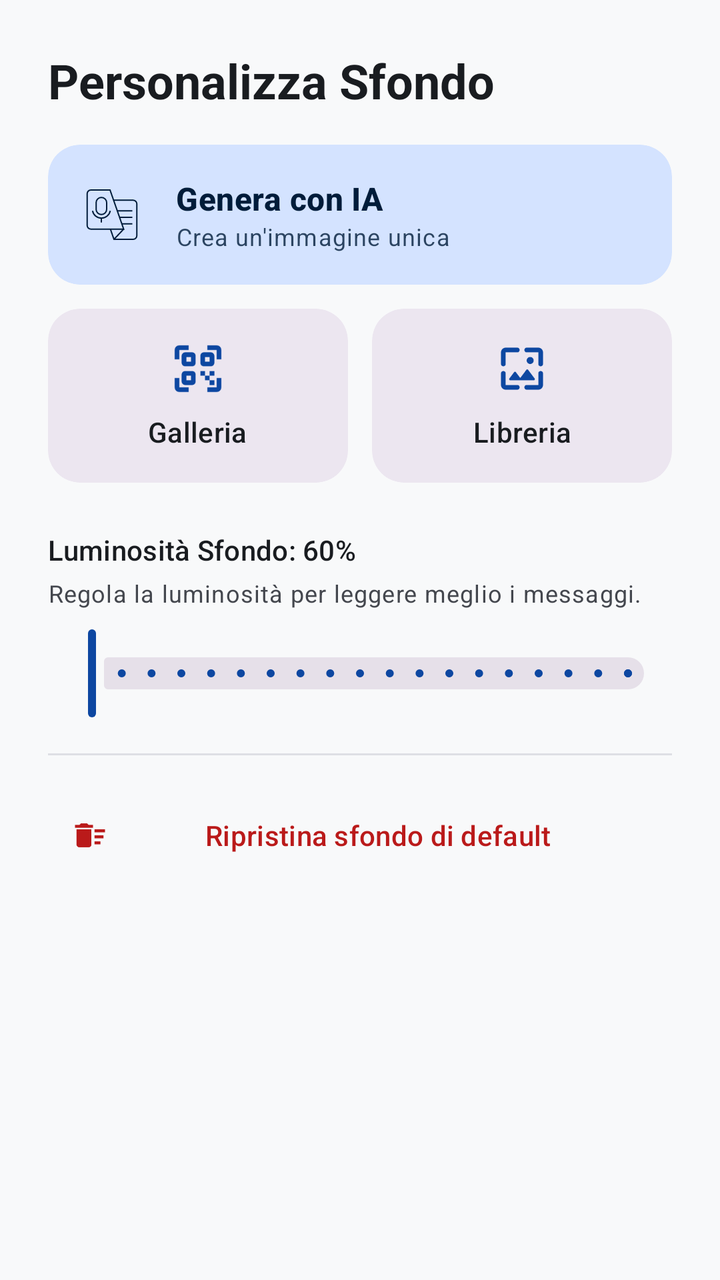
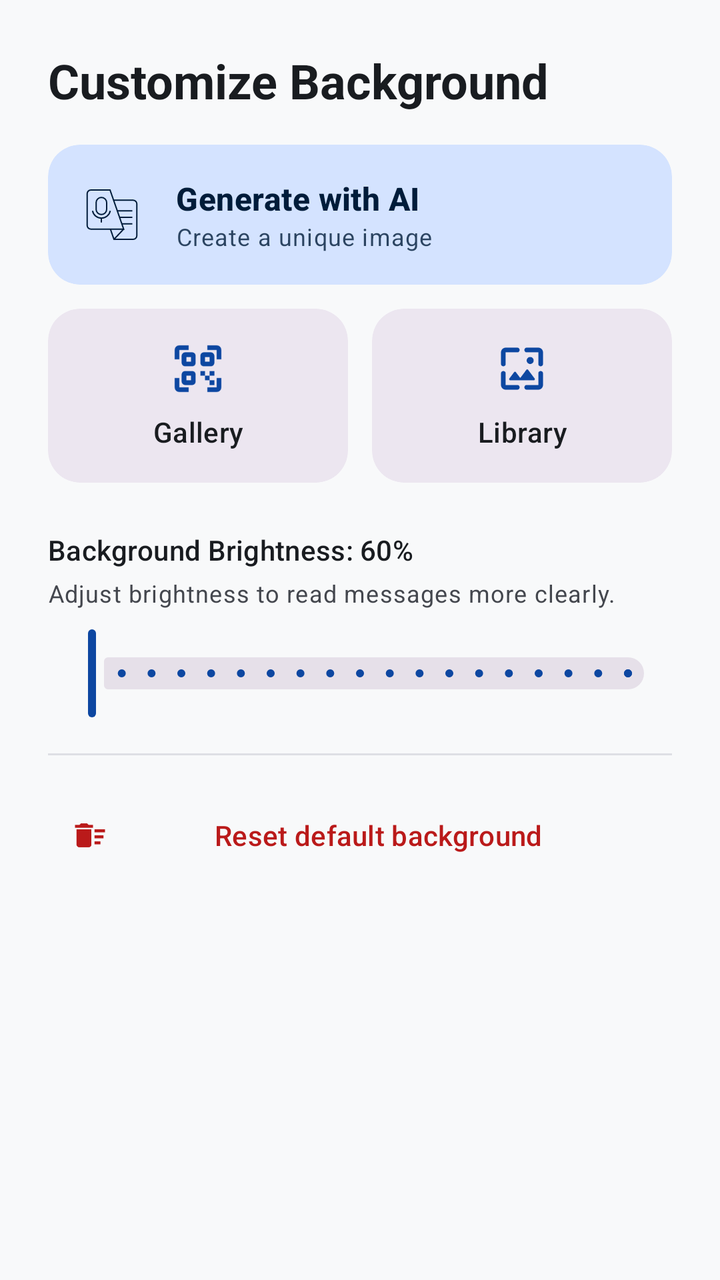

The first picture is an Android layout as it rendered before a commit; the second is the same layout after the commit. The layout source and the unified diff follow.
<!-- AndroidManifest.xml: application theme Theme.CryptionChat -->
<!-- res/layout/dialog_background_settings.xml -->
<?xml version="1.0" encoding="utf-8"?>

<LinearLayout xmlns:android="http://schemas.android.com/apk/res/android"
    xmlns:app="http://schemas.android.com/apk/res-auto"
    xmlns:tools="http://schemas.android.com/tools"
    android:layout_width="match_parent"
    android:layout_height="wrap_content"
    android:orientation="vertical"
    android:padding="24dp">

    <TextView
        android:layout_width="wrap_content"
        android:layout_height="wrap_content"
        android:text="Personalizza Sfondo"
        android:textAppearance="?attr/textAppearanceHeadlineSmall"
        android:textColor="?attr/colorOnSurface"
        android:textStyle="bold"
        android:layout_marginBottom="16dp"/>

    
    <com.google.android.material.card.MaterialCardView
        android:id="@+id/option_ai_generator"
        android:layout_width="match_parent"
        android:layout_height="wrap_content"
        android:layout_marginBottom="12dp"
        android:clickable="true"
        android:focusable="true"
        app:cardBackgroundColor="?attr/colorPrimaryContainer"
        app:cardCornerRadius="16dp"
        app:cardElevation="0dp"
        app:strokeWidth="0dp">

        <LinearLayout
            android:layout_width="match_parent"
            android:layout_height="wrap_content"
            android:orientation="horizontal"
            android:gravity="center_vertical"
            android:padding="16dp">

            <ImageView
                android:layout_width="32dp"
                android:layout_height="32dp"
                android:src="@drawable/ic_transcribe"
                app:tint="?attr/colorOnPrimaryContainer"
                android:layout_marginEnd="16dp"/>

            <LinearLayout
                android:layout_width="0dp"
                android:layout_height="wrap_content"
                android:layout_weight="1"
                android:orientation="vertical">
                <TextView
                    android:layout_width="wrap_content"
                    android:layout_height="wrap_content"
                    android:text="Genera con IA"
                    android:textStyle="bold"
                    android:textAppearance="?attr/textAppearanceTitleMedium"
                    android:textColor="?attr/colorOnPrimaryContainer"/>
                <TextView
                    android:layout_width="wrap_content"
                    android:layout_height="wrap_content"
                    android:text="Crea un'immagine unica"
                    android:textAppearance="?attr/textAppearanceBodySmall"
                    android:textColor="?attr/colorOnPrimaryContainer"
                    android:alpha="0.8"/>
            </LinearLayout>
        </LinearLayout>
    </com.google.android.material.card.MaterialCardView>

    <LinearLayout
        android:layout_width="match_parent"
        android:layout_height="wrap_content"
        android:orientation="horizontal"
        android:baselineAligned="false"
        android:layout_marginBottom="24dp">

        
        <com.google.android.material.card.MaterialCardView
            android:id="@+id/option_gallery"
            android:layout_width="0dp"
            android:layout_height="wrap_content"
            android:layout_weight="1"
            android:layout_marginEnd="6dp"
            android:clickable="true"
            android:focusable="true"
            app:cardBackgroundColor="?attr/colorSurfaceContainerHigh"
            app:cardCornerRadius="16dp"
            app:cardElevation="0dp"
            app:strokeWidth="0dp">

            <LinearLayout
                android:layout_width="match_parent"
                android:layout_height="wrap_content"
                android:orientation="vertical"
                android:gravity="center"
                android:padding="16dp">

                <ImageView
                    android:layout_width="28dp"
                    android:layout_height="28dp"
                    android:src="@drawable/ic_camera"
                    app:tint="?attr/colorPrimary"
                    android:layout_marginBottom="8dp"/>

                <TextView
                    android:layout_width="wrap_content"
                    android:layout_height="wrap_content"
                    android:text="Galleria"
                    android:textAlignment="center"
                    android:textAppearance="?attr/textAppearanceLabelLarge"
                    android:textColor="?attr/colorOnSurface"/>
            </LinearLayout>
        </com.google.android.material.card.MaterialCardView>

        
        <com.google.android.material.card.MaterialCardView
            android:id="@+id/option_library"
            android:layout_width="0dp"
            android:layout_height="wrap_content"
            android:layout_weight="1"
            android:layout_marginStart="6dp"
            android:clickable="true"
            android:focusable="true"
            app:cardBackgroundColor="?attr/colorSurfaceContainerHigh"
            app:cardCornerRadius="16dp"
            app:cardElevation="0dp"
            app:strokeWidth="0dp">

            <LinearLayout
                android:layout_width="match_parent"
                android:layout_height="wrap_content"
                android:orientation="vertical"
                android:gravity="center"
                android:padding="16dp">

                <ImageView
                    android:layout_width="28dp"
                    android:layout_height="28dp"
                    android:src="@drawable/ic_wallpaper"
                    app:tint="?attr/colorPrimary"
                    android:layout_marginBottom="8dp"/>

                <TextView
                    android:layout_width="wrap_content"
                    android:layout_height="wrap_content"
                    android:text="Libreria"
                    android:textAlignment="center"
                    android:textAppearance="?attr/textAppearanceLabelLarge"
                    android:textColor="?attr/colorOnSurface"/>
            </LinearLayout>
        </com.google.android.material.card.MaterialCardView>

    </LinearLayout>

    
    <TextView
        android:id="@+id/opacity_label"
        android:layout_width="wrap_content"
        android:layout_height="wrap_content"
        android:text="Luminosità Sfondo: 60%"
        android:textAppearance="?attr/textAppearanceTitleSmall"
        android:textColor="?attr/colorOnSurface"
        android:layout_marginBottom="4dp"/>

    <TextView
        android:layout_width="wrap_content"
        android:layout_height="wrap_content"
        android:text="Regola la luminosità per leggere meglio i messaggi."
        android:textAppearance="?attr/textAppearanceBodySmall"
        android:textColor="?attr/colorOnSurfaceVariant"
        android:layout_marginBottom="8dp"/>

    <com.google.android.material.slider.Slider
        android:id="@+id/slider_opacity"
        android:layout_width="match_parent"
        android:layout_height="wrap_content"
        android:valueFrom="10.0"
        android:valueTo="100.0"
        android:stepSize="5.0"
        app:thumbColor="?attr/colorPrimary"
        app:trackColorActive="?attr/colorPrimary"
        app:trackColorInactive="?attr/colorSurfaceContainerHighest"
        tools:value="60.0" />

    <View
        android:layout_width="match_parent"
        android:layout_height="1dp"
        android:background="?attr/colorOutlineVariant"
        android:alpha="0.5"
        android:layout_marginVertical="16dp" />

    
    <com.google.android.material.button.MaterialButton
        android:id="@+id/option_remove"
        style="@style/Widget.Material3.Button.TextButton.Icon"
        android:layout_width="match_parent"
        android:layout_height="wrap_content"
        android:text="Ripristina sfondo di default"
        android:textColor="?attr/colorError"
        app:icon="@drawable/ic_delete_sweep"
        app:iconTint="?attr/colorError" />

</LinearLayout>
<!-- resources referenced by this layout -->
<resources>
  <!-- drawable ic_delete_sweep (drawable) -->
  <vector xmlns:android="http://schemas.android.com/apk/res/android"
      android:width="24dp"
      android:height="24dp"
      android:viewportWidth="24"
      android:viewportHeight="24"
      android:tint="?attr/colorControlNormal">
      <path
          android:fillColor="@android:color/white"
          android:pathData="M15,16h4v2h-4v-2zM15,8h7v2h-7V8zM15,12h6v2h-6v-2zM3,18c0,1.1 0.9,2 2,2h6c1.1,0 2,-0.9 2,-2V8H3v10zM14,5h-3l-1,-1H6L5,5H2v2h12V5z"/>
  </vector>
  <color name="primary_light">#0D47A1</color>
  <color name="primary_container_light">#D4E3FF</color>
  <color name="on_primary_container_light">#001C3A</color>
  <color name="secondary_light">#546E7A</color>
  <color name="on_secondary_light">#FFFFFF</color>
  <color name="secondary_container_light">#DAE2E9</color>
  <color name="on_secondary_container_light">#121F26</color>
  <color name="tertiary_light">#455A64</color>
  <color name="on_tertiary_light">#FFFFFF</color>
  <color name="tertiary_container_light">#CFD8DC</color>
  <color name="error_light">#BA1A1A</color>
  <color name="on_error_light">#FFFFFF</color>
  <color name="error_container_light">#FFDAD6</color>
  <color name="on_error_container_light">#410002</color>
  <color name="background_light">#F8F9FA</color>
  <color name="on_background_light">#191C20</color>
  <color name="surface_light">#F8F9FA</color>
  <color name="on_surface_light">#191C20</color>
  <color name="surface_variant_light">#E0E2E5</color>
  <color name="on_surface_variant_light">#44474E</color>
  <color name="outline_light">#74777F</color>
  <color name="outline_variant_light">#C4C6CF</color>
  <color name="inverse_surface_light">#2F3033</color>
  <color name="inverse_on_surface_light">#F1F0F4</color>
  <color name="inverse_primary_light">#AEC6FF</color>
  <style name="Widget.App.NavigationView" parent="Widget.Material3.NavigationView">
          
          <item name="itemShapeInsetStart">12dp</item>
          <item name="itemShapeInsetEnd">12dp</item>
          
          <item name="itemShapeAppearanceOverlay">@style/ShapeAppearance.Material3.Corner.Full</item>
      </style>
  <style name="ActivityAnimation" parent="@android:style/Animation.Activity">
          <item name="android:activityOpenEnterAnimation">@anim/slide_in_right</item>
          <item name="android:activityOpenExitAnimation">@anim/slide_out_left</item>
          <item name="android:activityCloseEnterAnimation">@anim/slide_in_left</item>
          <item name="android:activityCloseExitAnimation">@anim/slide_out_right</item>
      </style>
  <!-- unchanged entries left out for length: 4 -->
</resources>

<!-- the commit's change to res/layout/dialog_background_settings.xml (unified diff, before → after) -->
@@ -11,7 +11,7 @@
     <TextView
         android:layout_width="wrap_content"
         android:layout_height="wrap_content"
-        android:text="Personalizza Sfondo"
+        android:text="@string/bg_settings_title"
         android:textAppearance="?attr/textAppearanceHeadlineSmall"
         android:textColor="?attr/colorOnSurface"
         android:textStyle="bold"
@@ -52,14 +52,14 @@
                 <TextView
                     android:layout_width="wrap_content"
                     android:layout_height="wrap_content"
-                    android:text="Genera con IA"
+                    android:text="@string/action_generate_with_ai"
                     android:textStyle="bold"
                     android:textAppearance="?attr/textAppearanceTitleMedium"
                     android:textColor="?attr/colorOnPrimaryContainer"/>
                 <TextView
                     android:layout_width="wrap_content"
                     android:layout_height="wrap_content"
-                    android:text="Crea un'immagine unica"
+                    android:text="@string/bg_create_unique_image"
                     android:textAppearance="?attr/textAppearanceBodySmall"
                     android:textColor="?attr/colorOnPrimaryContainer"
                     android:alpha="0.8"/>
@@ -105,7 +105,7 @@
                 <TextView
                     android:layout_width="wrap_content"
                     android:layout_height="wrap_content"
-                    android:text="Galleria"
+                    android:text="@string/action_gallery"
                     android:textAlignment="center"
                     android:textAppearance="?attr/textAppearanceLabelLarge"
                     android:textColor="?attr/colorOnSurface"/>
@@ -143,7 +143,7 @@
                 <TextView
                     android:layout_width="wrap_content"
                     android:layout_height="wrap_content"
-                    android:text="Libreria"
+                    android:text="@string/action_library"
                     android:textAlignment="center"
                     android:textAppearance="?attr/textAppearanceLabelLarge"
                     android:textColor="?attr/colorOnSurface"/>
@@ -157,7 +157,7 @@
         android:id="@+id/opacity_label"
         android:layout_width="wrap_content"
         android:layout_height="wrap_content"
-        android:text="Luminosità Sfondo: 60%"
+        android:text="@string/bg_brightness_default"
         android:textAppearance="?attr/textAppearanceTitleSmall"
         android:textColor="?attr/colorOnSurface"
         android:layout_marginBottom="4dp"/>
@@ -165,7 +165,7 @@
     <TextView
         android:layout_width="wrap_content"
         android:layout_height="wrap_content"
-        android:text="Regola la luminosità per leggere meglio i messaggi."
+        android:text="@string/bg_brightness_hint"
         android:textAppearance="?attr/textAppearanceBodySmall"
         android:textColor="?attr/colorOnSurfaceVariant"
         android:layout_marginBottom="8dp"/>
@@ -195,7 +195,7 @@
         style="@style/Widget.Material3.Button.TextButton.Icon"
         android:layout_width="match_parent"
         android:layout_height="wrap_content"
-        android:text="Ripristina sfondo di default"
+        android:text="@string/action_reset_default_bg"
         android:textColor="?attr/colorError"
         app:icon="@drawable/ic_delete_sweep"
         app:iconTint="?attr/colorError" />
<!-- resource entries referenced after the edit -->
@@ -11,6 +11,14 @@
           android:fillColor="@android:color/white"
           android:pathData="M15,16h4v2h-4v-2zM15,8h7v2h-7V8zM15,12h6v2h-6v-2zM3,18c0,1.1 0.9,2 2,2h6c1.1,0 2,-0.9 2,-2V8H3v10zM14,5h-3l-1,-1H6L5,5H2v2h12V5z"/>
   </vector>
+  <string name="action_gallery">Gallery</string>
+  <string name="action_generate_with_ai">Generate with AI</string>
+  <string name="action_library">Library</string>
+  <string name="action_reset_default_bg">Reset default background</string>
+  <string name="bg_brightness_default">Background Brightness: 60%</string>
+  <string name="bg_brightness_hint">Adjust brightness to read messages more clearly.</string>
+  <string name="bg_create_unique_image">Create a unique image</string>
+  <string name="bg_settings_title">Customize Background</string>
   <color name="primary_light">#0D47A1</color>
   <color name="primary_container_light">#D4E3FF</color>
   <color name="on_primary_container_light">#001C3A</color>
